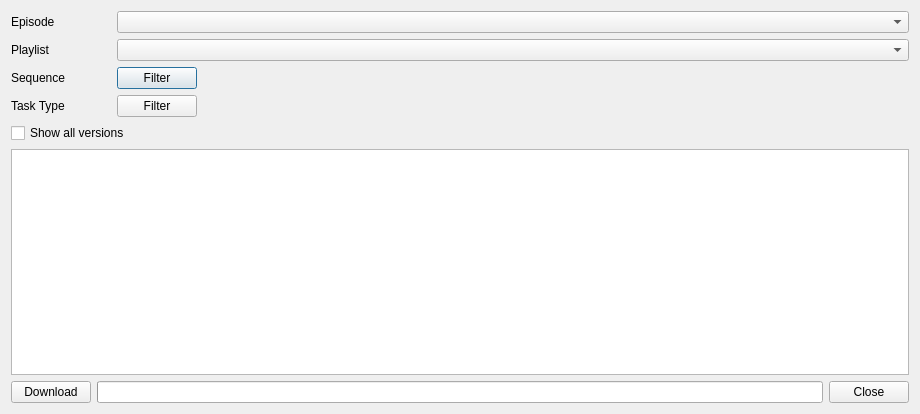
Old version of the form module/wildchildanimation/gui/forms/playlist_dialog.ui in the repository dearyangyu/swing.
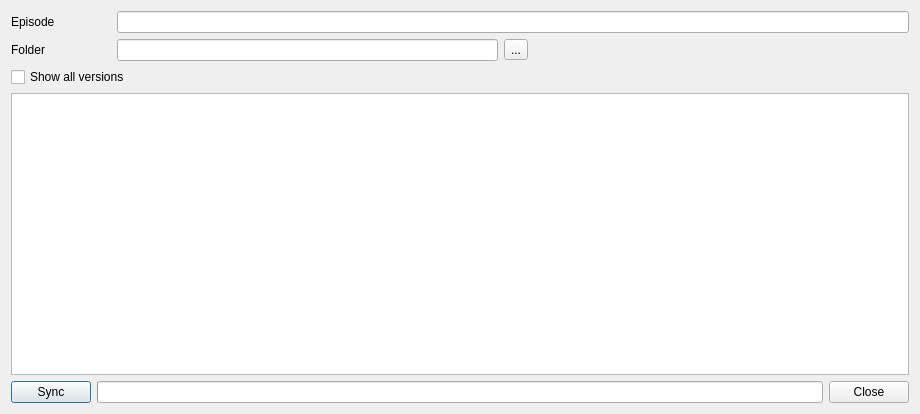
New version of the form.

What changed in the file:
```diff
--- a/module/wildchildanimation/gui/forms/playlist_dialog.ui
+++ b/module/wildchildanimation/gui/forms/playlist_dialog.ui
@@ -61,77 +61,7 @@
           </widget>
          </item>
          <item>
-          <widget class="QComboBox" name="comboBoxEpisode">
-           <property name="enabled">
-            <bool>true</bool>
-           </property>
-           <property name="sizePolicy">
-            <sizepolicy hsizetype="Expanding" vsizetype="Fixed">
-             <horstretch>0</horstretch>
-             <verstretch>0</verstretch>
-            </sizepolicy>
-           </property>
-           <property name="minimumSize">
-            <size>
-             <width>200</width>
-             <height>0</height>
-            </size>
-           </property>
-           <property name="maximumSize">
-            <size>
-             <width>16777215</width>
-             <height>25</height>
-            </size>
-           </property>
-          </widget>
-         </item>
-        </layout>
-       </item>
-       <item>
-        <layout class="QHBoxLayout" name="horizontalLayout_7">
-         <item>
-          <widget class="QLabel" name="labelProjectsFolder">
-           <property name="sizePolicy">
-            <sizepolicy hsizetype="Fixed" vsizetype="Fixed">
-             <horstretch>0</horstretch>
-             <verstretch>0</verstretch>
-            </sizepolicy>
-           </property>
-           <property name="minimumSize">
-            <size>
-             <width>100</width>
-             <height>0</height>
-            </size>
-           </property>
-           <property name="maximumSize">
-            <size>
-             <width>100</width>
-             <height>16777215</height>
-            </size>
-           </property>
-           <property name="font">
-            <font>
-             <weight>50</weight>
-             <bold>false</bold>
-            </font>
-           </property>
-           <property name="text">
-            <string>Playlist</string>
-           </property>
-           <property name="alignment">
-            <set>Qt::AlignLeading|Qt::AlignLeft|Qt::AlignVCenter</set>
-           </property>
-          </widget>
-         </item>
-         <item>
-          <widget class="QComboBox" name="comboBoxPlaylist">
-           <property name="sizePolicy">
-            <sizepolicy hsizetype="MinimumExpanding" vsizetype="Fixed">
-             <horstretch>0</horstretch>
-             <verstretch>0</verstretch>
-            </sizepolicy>
-           </property>
-          </widget>
+          <widget class="QLineEdit" name="lineEditEpisode"/>
          </item>
         </layout>
        </item>
@@ -154,14 +84,17 @@
               </size>
              </property>
              <property name="text">
-              <string>Sequence</string>
+              <string>Folder</string>
              </property>
             </widget>
            </item>
            <item>
-            <widget class="QPushButton" name="pushButtonFilterSequence">
+            <widget class="QLineEdit" name="lineEditFolder"/>
+           </item>
+           <item>
+            <widget class="QToolButton" name="toolButtonSelectFolder">
              <property name="text">
-              <string>Filter</string>
+              <string>...</string>
              </property>
             </widget>
            </item>
@@ -180,49 +113,6 @@
            </item>
           </layout>
          </item>
-         <item row="3" column="0">
-          <layout class="QHBoxLayout" name="horizontalLayout_2">
-           <item>
-            <widget class="QLabel" name="label_2">
-             <property name="minimumSize">
-              <size>
-               <width>100</width>
-               <height>0</height>
-              </size>
-             </property>
-             <property name="maximumSize">
-              <size>
-               <width>100</width>
-               <height>16777215</height>
-              </size>
-             </property>
-             <property name="text">
-              <string>Task Type</string>
-             </property>
-            </widget>
-           </item>
-           <item>
-            <widget class="QPushButton" name="pushButtonFilterTaskType">
-             <property name="text">
-              <string>Filter</string>
-             </property>
-            </widget>
-           </item>
-           <item>
-            <spacer name="horizontalSpacer_2">
-             <property name="orientation">
-              <enum>Qt::Horizontal</enum>
-             </property>
-             <property name="sizeHint" stdset="0">
-              <size>
-               <width>40</width>
-               <height>20</height>
-              </size>
-             </property>
-            </spacer>
-           </item>
-          </layout>
-         </item>
         </layout>
        </item>
        <item>
@@ -275,7 +165,7 @@
      <item>
       <widget class="QPushButton" name="pushButtonCreate">
        <property name="text">
-        <string>Download</string>
+        <string>Sync</string>
        </property>
       </widget>
      </item>
```
Left out of the diff: 4 changed lines with no effect on the pictures.
